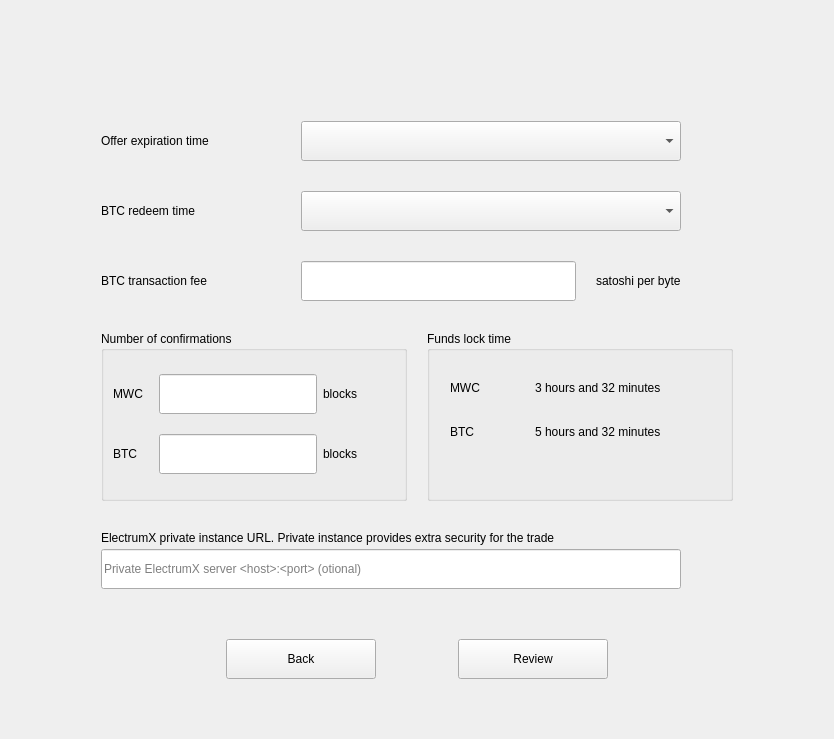
Before: the Qt Designer form windows_desktop/s_newswap2_w.ui in 0xkobe/mwc-wallet, drawn with Qt 5.
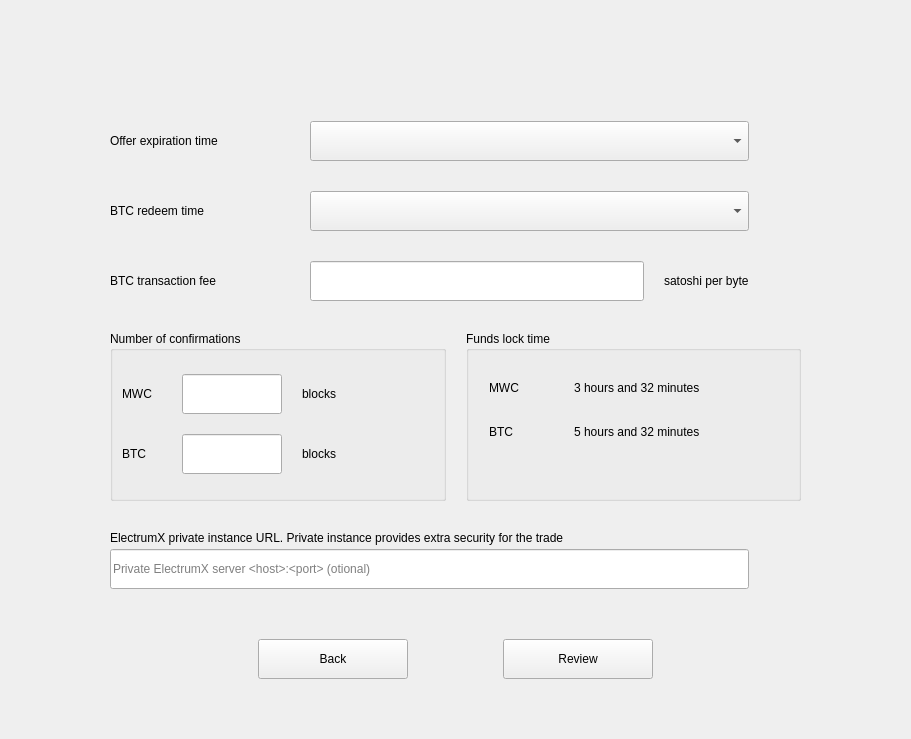
After: the same form once the commit is applied. Icons and pictures are not drawn. Custom widgets are drawn as their Qt base class.

Patch:
```diff
--- a/windows_desktop/s_newswap2_w.ui
+++ b/windows_desktop/s_newswap2_w.ui
@@ -6,7 +6,7 @@
    <rect>
     <x>0</x>
     <y>0</y>
-    <width>834</width>
+    <width>911</width>
     <height>739</height>
    </rect>
   </property>
@@ -420,6 +420,9 @@
           <string>Number of confirmations</string>
          </property>
          <layout class="QGridLayout" name="gridLayout">
+          <property name="horizontalSpacing">
+           <number>20</number>
+          </property>
           <item row="1" column="0">
            <widget class="QLabel" name="secBlocksLabel">
             <property name="minimumSize">
@@ -482,13 +485,13 @@
            <widget class="control::MwcLineEditNormal" name="mwcBlocksEdit">
             <property name="minimumSize">
              <size>
-              <width>0</width>
+              <width>60</width>
               <height>40</height>
              </size>
             </property>
             <property name="maximumSize">
              <size>
-              <width>200000</width>
+              <width>100</width>
               <height>40</height>
              </size>
             </property>
@@ -514,13 +517,13 @@
            <widget class="control::MwcLineEditNormal" name="secBlocksEdit">
             <property name="minimumSize">
              <size>
-              <width>0</width>
+              <width>60</width>
               <height>40</height>
              </size>
             </property>
             <property name="maximumSize">
              <size>
-              <width>200000</width>
+              <width>100</width>
               <height>40</height>
              </size>
             </property>
@@ -548,6 +551,19 @@
             </property>
            </widget>
           </item>
+          <item row="1" column="3">
+           <spacer name="horizontalSpacer">
+            <property name="orientation">
+             <enum>Qt::Horizontal</enum>
+            </property>
+            <property name="sizeHint" stdset="0">
+             <size>
+              <width>40</width>
+              <height>20</height>
+             </size>
+            </property>
+           </spacer>
+          </item>
          </layout>
         </widget>
        </item>
```
